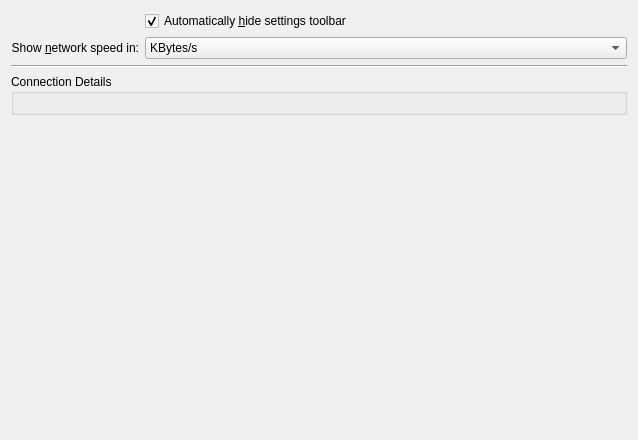
First picture: the form in applet/declarative/contents/ui/config.ui, repository KDE/plasma-nm, before the edit.
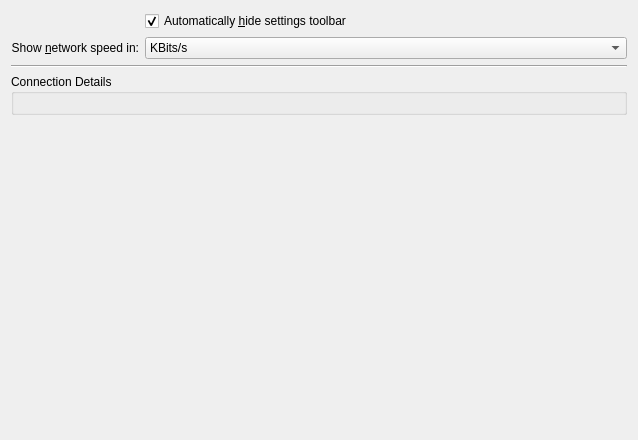
Second picture: the form after the edit. Custom widgets are drawn as their Qt base class.

Commit message: Use KBits unit as default value for connection speed and move at the first position

What changed in the file:
```diff
--- a/applet/declarative/contents/ui/config.ui
+++ b/applet/declarative/contents/ui/config.ui
@@ -38,7 +38,7 @@
     <widget class="KComboBox" name="kcfg_networkSpeedUnit">
      <item>
       <property name="text">
-       <string>KBytes/s</string>
+       <string>KBits/s</string>
       </property>
      </item>
      <item>
```
Left out of the diff: 2 changed lines with no effect on the pictures. The commit also changes 1 other file.
